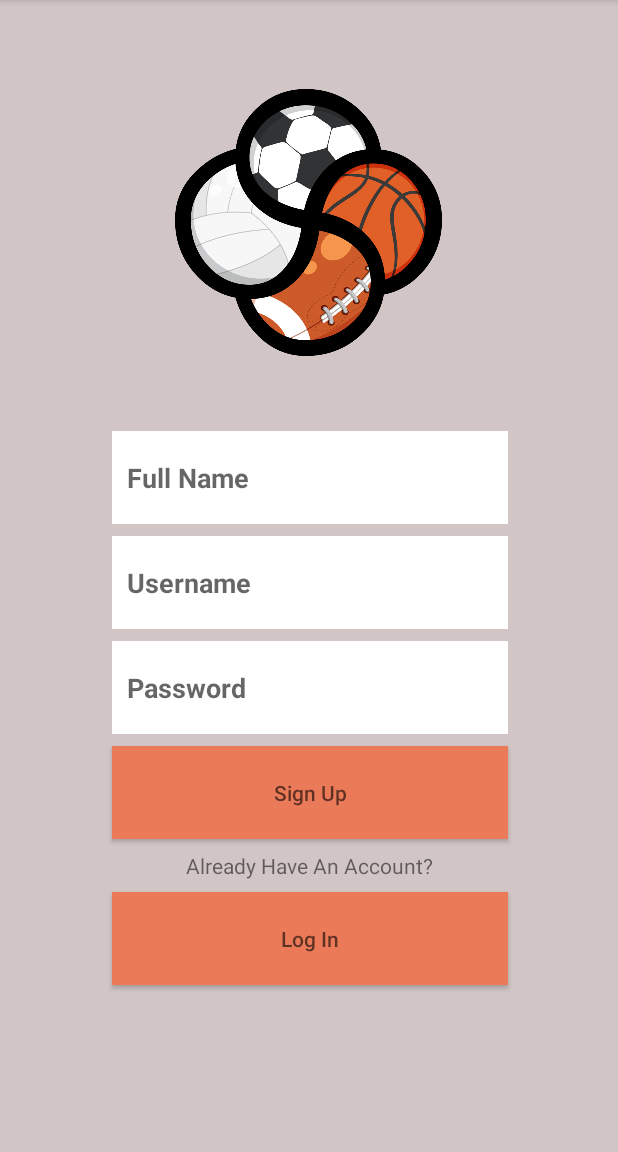
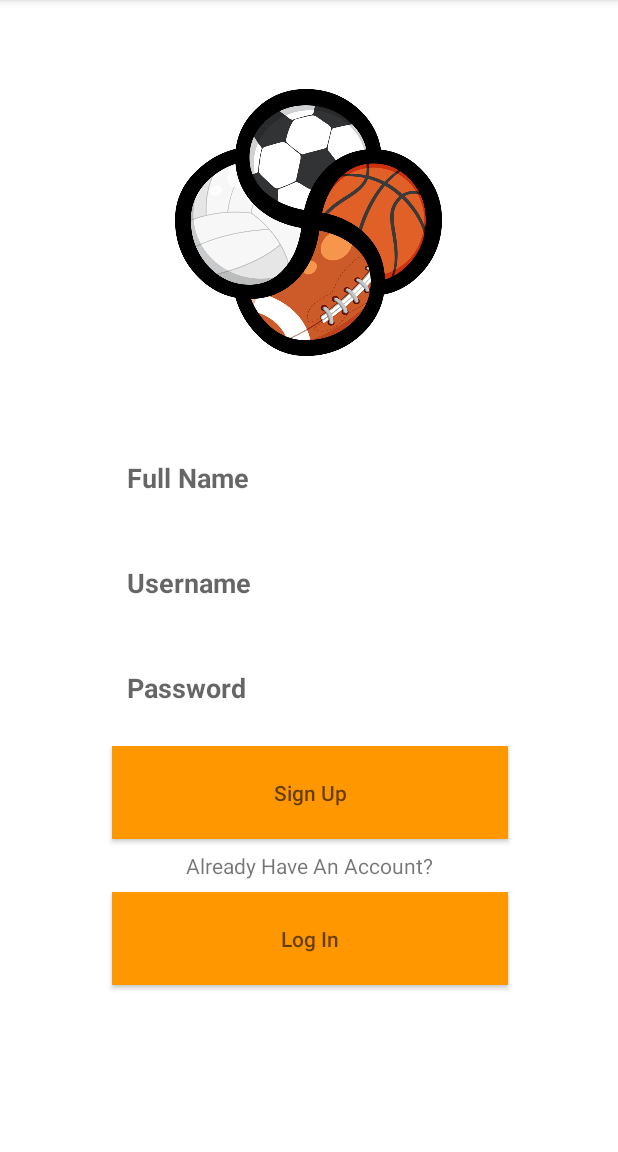
Before and after one commit to adibudithi/SportSupport, an Android app: the RegisterActivity screen opened directly, with no data from a screen before it, on a phone screen of 412 x 824 dp, the part 84-1236 px from its top. Run offline under Robolectric (Android 15) with nearby library versions, the phone set to English and light mode, and no system bars.

Commit message:
change some colors

```diff
--- a/app/src/main/res/layout/activity_login.xml
+++ b/app/src/main/res/layout/activity_login.xml
@@ -4,7 +4,7 @@
     xmlns:tools="http://schemas.android.com/tools"
     android:layout_width="match_parent"
     android:layout_height="match_parent"
-    android:background="#D1C5C5"
+    android:background="#FFFFFF"
     tools:context=".LoginActivity">
 
     <EditText
@@ -71,7 +71,7 @@
         android:layout_marginEnd="8dp"
         android:layout_marginRight="8dp"
         android:layout_marginBottom="8dp"
-        android:background="#EB7A58"
+        android:background="#FF9800"
         android:hint="@string/log_in"
         android:onClick="Login"
         android:textAppearance="@style/TextAppearance.AppCompat.Medium"
@@ -131,7 +131,7 @@
         android:layout_marginEnd="8dp"
         android:layout_marginRight="8dp"
         android:layout_marginBottom="8dp"
-        android:background="#EB7A58"
+        android:background="#FF9800"
         android:text="@string/register"
         android:textAppearance="@style/TextAppearance.AppCompat.Medium"
         app:layout_constraintBottom_toBottomOf="parent"
--- a/app/src/main/res/layout/activity_register.xml
+++ b/app/src/main/res/layout/activity_register.xml
@@ -4,7 +4,7 @@
     xmlns:tools="http://schemas.android.com/tools"
     android:layout_width="match_parent"
     android:layout_height="match_parent"
-    android:background="#D1C5C5"
+    android:background="#FFFFFF"
     tools:context=".RegisterActivity">
 
     <EditText
@@ -89,7 +89,7 @@
         android:layout_marginEnd="8dp"
         android:layout_marginRight="8dp"
         android:layout_marginBottom="8dp"
-        android:background="#EB7A58"
+        android:background="#FF9800"
         android:hint="@string/sign_up"
         android:onClick="Register"
         android:textColorLink="#00070707"
@@ -127,7 +127,7 @@
         android:layout_marginEnd="8dp"
         android:layout_marginRight="8dp"
         android:layout_marginBottom="8dp"
-        android:background="#EB7A58"
+        android:background="#FF9800"
         android:hint="@string/log_in"
         android:textColorLink="#00070707"
         app:layout_constraintBottom_toBottomOf="parent"
@@ -147,12 +147,12 @@
         android:layout_marginEnd="8dp"
         android:layout_marginRight="8dp"
         android:layout_marginBottom="8dp"
+        android:contentDescription="@string/todo2"
         app:layout_constraintBottom_toTopOf="@+id/fullName"
         app:layout_constraintEnd_toEndOf="parent"
         app:layout_constraintHorizontal_bias="0.497"
         app:layout_constraintStart_toStartOf="parent"
         app:layout_constraintTop_toTopOf="parent"
         app:layout_constraintVertical_bias="0.565"
-        app:srcCompat="@drawable/sportsupport"
-        android:contentDescription="@string/todo2" />
+        app:srcCompat="@drawable/sportsupport" />
 </androidx.constraintlayout.widget.ConstraintLayout>
```
